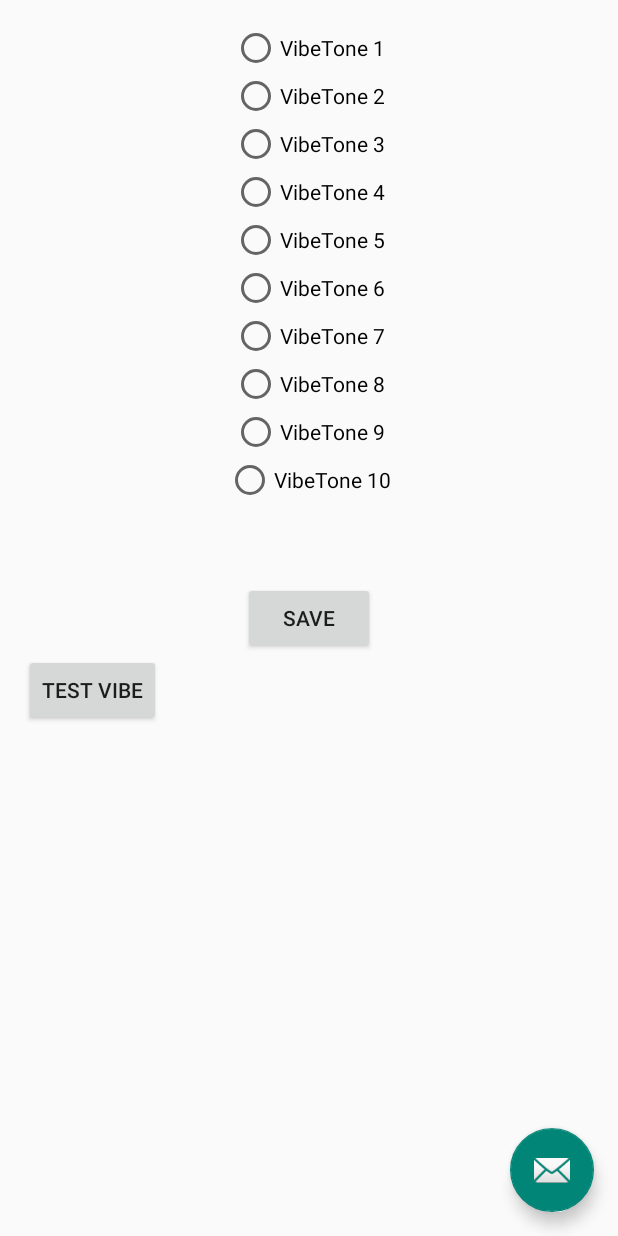
After one commit to CodeInSuits/CSE110Team40, an Android app: the VibeToneSetting screen opened directly, with no data from a screen before it, on a phone screen of 412 x 824 dp. The commit adds this screen. Run offline under Robolectric (Android 15) with nearby library versions, the phone set to English and light mode, and no system bars; our stand-ins replace Firebase (no records; nobody signed in at launch, a user with empty details on screens opened directly).

Commit message:
almost finish VibeTone

```diff
--- a/app/src/main/java/com/vapenaysh/jace/myapplication/PartnerSettings.java
+++ b/app/src/main/java/com/vapenaysh/jace/myapplication/PartnerSettings.java
@@ -33,7 +33,9 @@ public class PartnerSettings extends Activity {
         Button remove_partner = (Button) findViewById(R.id.remove_partner_button);
 
         final String userEmail = getIntent().getStringExtra(Constants.DISPLAY_EMAIL);
+
         final FirebaseDatabase database = FirebaseDatabase.getInstance();
+
         final DatabaseReference myRef = database.getReference("users");
         if(userEmail != null) {
             myRef.child(userEmail).addListenerForSingleValueEvent(new ValueEventListener() {
--- a/app/src/main/java/com/vapenaysh/jace/myapplication/RingToneManager.java
+++ b/app/src/main/java/com/vapenaysh/jace/myapplication/RingToneManager.java
@@ -21,7 +21,7 @@ public class RingToneManager extends AppCompatActivity {
         this.notificationMode = Integer.parseInt(sharedPreferences.getString("mode", "1"));
     }
 
-    public void playRingTone(FavoriteLocation loc){
+    public void playTone(FavoriteLocation loc){
 
         if(checkMode(this.notificationMode)) {
 
--- a/app/src/main/java/com/vapenaysh/jace/myapplication/UserCenter.java
+++ b/app/src/main/java/com/vapenaysh/jace/myapplication/UserCenter.java
@@ -1,6 +1,7 @@
 package com.vapenaysh.jace.myapplication;
 
 import android.app.AlertDialog;
+import android.content.Context;
 import android.content.DialogInterface;
 import android.content.Intent;
 import android.os.Bundle;
@@ -285,4 +286,5 @@ public class UserCenter extends AppCompatActivity {
 
         startService(notifsIntent);
     }
+
 }
--- /dev/null
+++ b/app/src/main/res/layout/activity_vibe_tone_setting.xml
@@ -0,0 +1,23 @@
+<?xml version="1.0" encoding="utf-8"?>
+<android.support.design.widget.CoordinatorLayout
+    xmlns:android="http://schemas.android.com/apk/res/android"
+    xmlns:app="http://schemas.android.com/apk/res-auto"
+    xmlns:tools="http://schemas.android.com/tools" android:layout_width="match_parent"
+    android:layout_height="match_parent" android:fitsSystemWindows="true"
+    tools:context="com.vapenaysh.jace.myapplication.VibeToneSetting"
+    android:textAlignment="center">
+
+    <android.support.design.widget.AppBarLayout android:layout_height="wrap_content"
+        android:layout_width="match_parent" android:theme="@style/AppTheme.AppBarOverlay">
+
+    </android.support.design.widget.AppBarLayout>
+
+    <include layout="@layout/content_vibe_tone_setting" />
+
+    <android.support.design.widget.FloatingActionButton android:id="@+id/fab"
+        android:layout_width="wrap_content" android:layout_height="wrap_content"
+        android:layout_gravity="bottom|end" android:layout_margin="@dimen/fab_margin"
+        android:src="@android:drawable/ic_dialog_email"
+        />
+
+</android.support.design.widget.CoordinatorLayout>
--- /dev/null
+++ b/app/src/main/res/layout/content_vibe_tone_setting.xml
@@ -0,0 +1,137 @@
+<?xml version="1.0" encoding="utf-8"?>
+<RelativeLayout xmlns:android="http://schemas.android.com/apk/res/android"
+    xmlns:tools="http://schemas.android.com/tools"
+    xmlns:app="http://schemas.android.com/apk/res-auto" android:layout_width="match_parent"
+    android:layout_height="match_parent" android:paddingLeft="@dimen/activity_horizontal_margin"
+    android:paddingRight="@dimen/activity_horizontal_margin"
+    android:paddingTop="@dimen/activity_vertical_margin"
+    android:paddingBottom="@dimen/activity_vertical_margin"
+    app:layout_behavior="@string/appbar_scrolling_view_behavior"
+    tools:showIn="@layout/activity_vibe_tone_setting"
+    tools:context="com.vapenaysh.jace.myapplication.VibeToneSetting">
+
+    <RadioGroup
+        android:id="@+id/myRadioGroup"
+        android:layout_width="match_parent"
+        android:layout_height="match_parent">
+
+    <RadioButton
+        android:layout_width="wrap_content"
+        android:layout_height="wrap_content"
+        android:text="VibeTone 1"
+        android:id="@+id/radioButton"
+        android:layout_alignParentTop="true"
+        android:layout_centerHorizontal="true"
+        android:checked="false"
+        android:gravity="center"
+        android:layout_gravity="center_horizontal" />
+
+    <RadioButton
+        android:layout_width="wrap_content"
+        android:layout_height="wrap_content"
+        android:text="VibeTone 2"
+        android:id="@+id/radioButton2"
+        android:layout_below="@+id/radioButton"
+        android:layout_centerHorizontal="true"
+        android:checked="false"
+        android:layout_gravity="center_horizontal" />
+
+    <RadioButton
+        android:layout_width="wrap_content"
+        android:layout_height="wrap_content"
+        android:text="VibeTone 3"
+        android:id="@+id/radioButton3"
+        android:layout_below="@+id/radioButton2"
+        android:layout_centerHorizontal="true"
+        android:checked="false"
+        android:layout_gravity="center_horizontal" />
+
+    <RadioButton
+        android:layout_width="wrap_content"
+        android:layout_height="wrap_content"
+        android:text="VibeTone 4"
+        android:id="@+id/radioButton4"
+        android:layout_below="@+id/radioButton3"
+        android:layout_centerHorizontal="true"
+        android:checked="false"
+        android:layout_gravity="center_horizontal" />
+
+    <RadioButton
+        android:layout_width="wrap_content"
+        android:layout_height="wrap_content"
+        android:text="VibeTone 5"
+        android:id="@+id/radioButton5"
+        android:layout_below="@+id/radioButton4"
+        android:layout_centerHorizontal="true"
+        android:checked="false"
+        android:layout_gravity="center_horizontal" />
+
+    <RadioButton
+        android:layout_width="wrap_content"
+        android:layout_height="wrap_content"
+        android:text="VibeTone 6"
+        android:id="@+id/radioButton6"
+        android:layout_below="@+id/radioButton5"
+        android:layout_centerHorizontal="true"
+        android:checked="false"
+        android:layout_gravity="center_horizontal" />
+
+    <RadioButton
+        android:layout_width="wrap_content"
+        android:layout_height="wrap_content"
+        android:text="VibeTone 7"
+        android:id="@+id/radioButton7"
+        android:layout_below="@+id/radioButton6"
+        android:layout_alignStart="@+id/radioButton6"
+        android:checked="false"
+        android:layout_gravity="center_horizontal" />
+
+    <RadioButton
+        android:layout_width="wrap_content"
+        android:layout_height="wrap_content"
+        android:text="VibeTone 8"
+        android:id="@+id/radioButton8"
+        android:layout_below="@+id/radioButton7"
+        android:layout_centerHorizontal="true"
+        android:checked="false"
+        android:layout_gravity="center_horizontal" />
+
+    <RadioButton
+        android:layout_width="wrap_content"
+        android:layout_height="wrap_content"
+        android:text="VibeTone 9"
+        android:id="@+id/radioButton9"
+        android:layout_below="@+id/radioButton8"
+        android:layout_alignStart="@+id/radioButton8"
+        android:checked="false"
+        android:layout_gravity="center_horizontal" />
+
+    <RadioButton
+        android:layout_width="wrap_content"
+        android:layout_height="wrap_content"
+        android:text="VibeTone 10"
+        android:id="@+id/radioButton10"
+        android:layout_below="@+id/radioButton9"
+        android:layout_alignStart="@+id/radioButton9"
+        android:checked="false"
+        android:layout_gravity="center_horizontal" />
+
+    <Button
+        android:layout_width="wrap_content"
+        android:layout_height="wrap_content"
+        android:text="Save"
+        android:id="@+id/button3"
+        android:layout_marginTop="52dp"
+        android:layout_below="@+id/radioButton10"
+        android:layout_centerHorizontal="true"
+        android:layout_gravity="center_horizontal" />
+
+        <Button
+            android:layout_width="wrap_content"
+            android:layout_height="wrap_content"
+            android:text="Test Vibe"
+            android:id="@+id/button_test"
+            android:onClick="testVibe" />
+    </RadioGroup>
+
+</RelativeLayout>
--- a/app/src/main/res/values/strings.xml
+++ b/app/src/main/res/values/strings.xml
@@ -30,6 +30,8 @@
     <string name="title_activity_global_settings">GlobalSettings</string>
     <string name="title_activity_partner__favorite__location">Partner_Favorite_Location</string>
     <string name="title_activity_partner_favorite_location">PartnerFavoriteLocation</string>
+    <string name="title_activity_sound_tone_setting">SoundToneSetting</string>
+    <string name="title_activity_vibe_tone_setting">VibeToneSetting</string>
 
 
 
```
Also changed, not shown: app/src/main/AndroidManifest.xml (+20 -12 lines), app/src/main/java/com/vapenaysh/jace/myapplication/CustomListViewAdapter.java (+24 -14 lines), app/src/main/java/com/vapenaysh/jace/myapplication/FavoriteLocation.java (+9 -0 lines), app/src/main/java/com/vapenaysh/jace/myapplication/NotificationService.java (+12 -3 lines), app/src/main/java/com/vapenaysh/jace/myapplication/SoundToneSetting.java (added, +19 -0 lines), app/src/main/java/com/vapenaysh/jace/myapplication/VibeToneManager.java (+46 -4 lines), app/src/main/java/com/vapenaysh/jace/myapplication/VibeToneSetting.java (added, +180 -0 lines), app/src/main/res/layout/activity_sound_tone_setting.xml (added, +25 -0 lines), app/src/main/res/layout/content_sound_tone_setting.xml (added, +102 -0 lines), app/src/main/res/layout/list_row.xml (+15 -14 lines).
